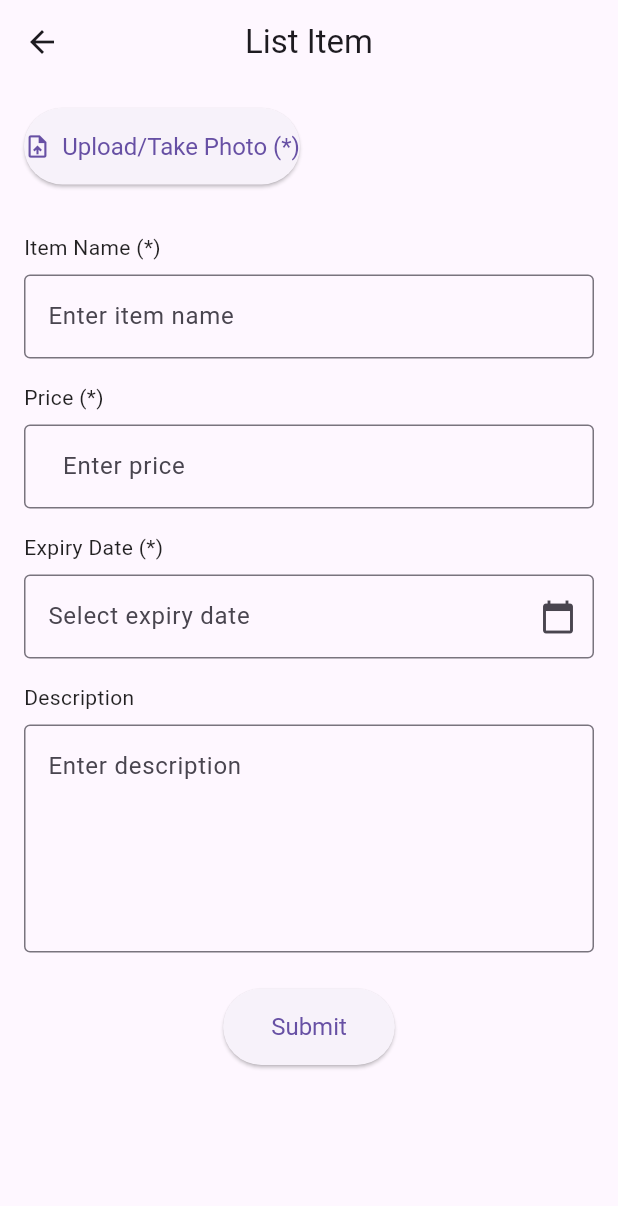
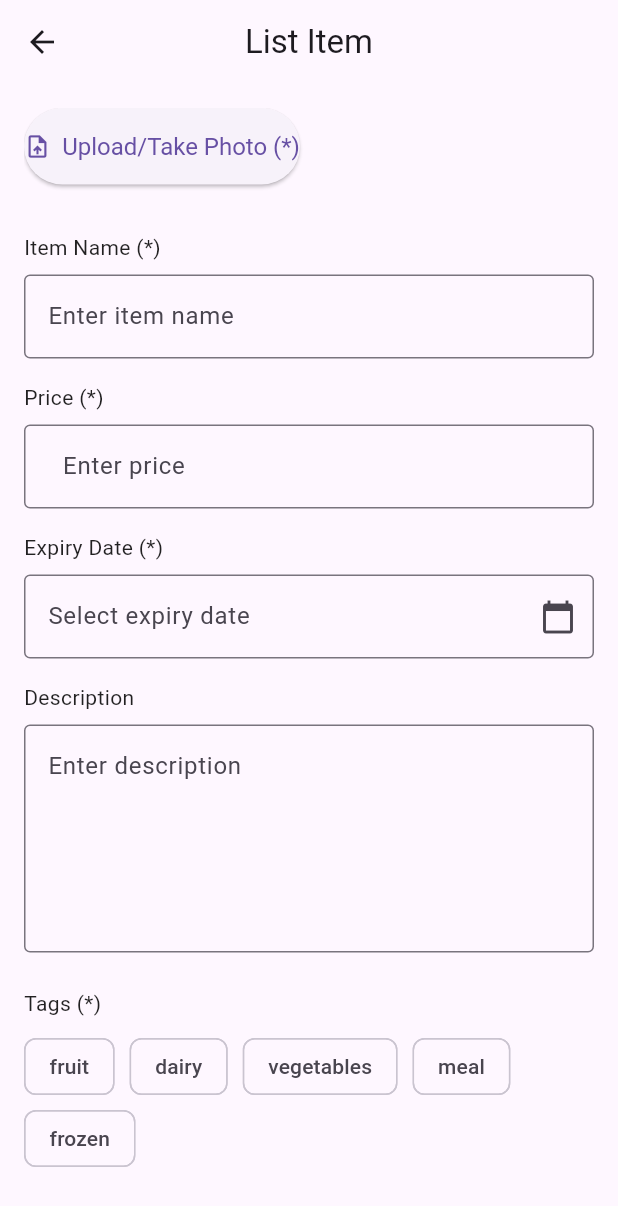
Before and after one commit to aaryanp2904/FoodFamily, a Flutter app: the screen it shows after launch, item 2 of the bottom bar chosen, after a tap on the "add" icon, on a phone screen of 412 x 824 dp. Shown: the top 1206 px of the screen. Run offline on Flutter 3.47's test engine with Material 3 defaults, Android fonts, the phone set to English and light mode, and no system bars; our stand-ins replace cloud_firestore, firebase_core, firebase_storage, flutter_image_compress, image_picker; accounts and stored records are empty.

Commit message:
[rs] - (feat) Added functionality for user to add at least one tag to an item

```diff
--- a/lib/item_model.dart
+++ b/lib/item_model.dart
@@ -6,14 +6,15 @@ class Item {
   final String price;
   final String expiryDate;
   final String description;
+  final List<String> tags;
 
-  Item({
-    required this.name,
-    required this.photos,
-    required this.price,
-    required this.expiryDate,
-    required this.description
-  });
+  Item(
+      {required this.name,
+      required this.photos,
+      required this.price,
+      required this.expiryDate,
+      required this.description,
+      required this.tags});
 
   factory Item.fromFirestore(Map<String, dynamic> data) {
     return Item(
@@ -22,6 +23,7 @@ class Item {
       price: data['price'],
       expiryDate: data['expiryDate'],
       description: data['description'],
+      tags: data['tags'],
     );
   }
 }
--- a/lib/item_provider.dart
+++ b/lib/item_provider.dart
@@ -15,7 +15,8 @@ class ItemProvider with ChangeNotifier {
 
   Future<void> fetchItems() async {
     try {
-      final QuerySnapshot snapshot = await FirebaseFirestore.instance.collection('items').get();
+      final QuerySnapshot snapshot =
+          await FirebaseFirestore.instance.collection('items').get();
       _items = snapshot.docs.map((doc) {
         final data = doc.data() as Map<String, dynamic>;
         return Item(
@@ -24,6 +25,7 @@ class ItemProvider with ChangeNotifier {
           price: data['price'],
           expiryDate: data['expiryDate'],
           description: data['description'],
+          tags: data['tags'],
         );
       }).toList();
       notifyListeners();
--- a/lib/screens/list_new_item.dart
+++ b/lib/screens/list_new_item.dart
@@ -27,6 +27,7 @@ class _ListNewItemPageState extends State<ListNewItemPage> {
   final TextEditingController _priceController = TextEditingController();
   final TextEditingController _expiryDateController = TextEditingController();
   final TextEditingController _descriptionController = TextEditingController();
+  final List<String> _selectedTags = [];
 
   Future<void> _pickImage(ImageSource source) async {
     final picker = ImagePicker();
@@ -62,7 +63,8 @@ class _ListNewItemPageState extends State<ListNewItemPage> {
 
   Future<File> _compressImage(File file) async {
     final dir = await getTemporaryDirectory();
-    final targetPath = "${dir.absolute.path}/${DateTime.now().millisecondsSinceEpoch}.jpg";
+    final targetPath =
+        "${dir.absolute.path}/${DateTime.now().millisecondsSinceEpoch}.jpg";
 
     var result = await FlutterImageCompress.compressAndGetFile(
       file.absolute.path,
@@ -71,10 +73,10 @@ class _ListNewItemPageState extends State<ListNewItemPage> {
     );
 
     if (result != null) {
-    return File(result.path);
-  } else {
-    return file;
-  }
+      return File(result.path);
+    } else {
+      return file;
+    }
   }
 
   Future<bool> _showContinueTakingPhotosDialog() async {
@@ -119,17 +121,19 @@ class _ListNewItemPageState extends State<ListNewItemPage> {
     }
   }
 
-  void _submitItem() async{
+  void _submitItem() async {
     if (_nameController.text.isEmpty ||
         _images.isEmpty ||
         _priceController.text.isEmpty ||
-        _expiryDateController.text.isEmpty) {
+        _expiryDateController.text.isEmpty ||
+        _selectedTags.isEmpty) {
       // Show an error message or handle the validation as needed
       showDialog(
         context: context,
         builder: (context) => const AlertDialog(
           title: Text('Missing Fields'),
-          content: Text('Make sure to fill out ALL fields, including photo.'),
+          content: Text(
+              'Make sure to fill out ALL fields, including photo and tags.'),
         ),
       );
       return;
@@ -139,7 +143,8 @@ class _ListNewItemPageState extends State<ListNewItemPage> {
       List<String> imageUrls = [];
       for (var image in _images) {
         String fileName = DateTime.now().millisecondsSinceEpoch.toString();
-        Reference reference = FirebaseStorage.instance.ref().child('items/$fileName');
+        Reference reference =
+            FirebaseStorage.instance.ref().child('items/$fileName');
         UploadTask uploadTask = reference.putFile(image);
         TaskSnapshot taskSnapshot = await uploadTask.whenComplete(() => null);
         if (taskSnapshot.state == TaskState.success) {
@@ -148,7 +153,8 @@ class _ListNewItemPageState extends State<ListNewItemPage> {
           print('Upload successful: $downloadUrl');
         } else {
           print('Upload failed');
-          ScaffoldMessenger.of(context).showSnackBar(SnackBar(content: Text('Failed to upload image')));
+          ScaffoldMessenger.of(context)
+              .showSnackBar(SnackBar(content: Text('Failed to upload image')));
           return;
         }
       }
@@ -158,8 +164,10 @@ class _ListNewItemPageState extends State<ListNewItemPage> {
         'expiryDate': _expiryDateController.text,
         'description': _descriptionController.text,
         'images': imageUrls,
+        'tags': _selectedTags,
       });
-      ScaffoldMessenger.of(context).showSnackBar(SnackBar(content: Text('Item listed successfully')));
+      ScaffoldMessenger.of(context)
+          .showSnackBar(SnackBar(content: Text('Item listed successfully')));
 
       Provider.of<ItemProvider>(context, listen: false).addItem(Item(
         name: _nameController.text,
@@ -167,32 +175,16 @@ class _ListNewItemPageState extends State<ListNewItemPage> {
         price: _priceController.text,
         expiryDate: _expiryDateController.text,
         description: _descriptionController.text,
+        tags: _selectedTags,
       ));
 
       Navigator.pop(context);
       widget.onSubmit();
     } catch (e) {
       print(e);
-      ScaffoldMessenger.of(context).showSnackBar(SnackBar(content: Text('Failed to list item')));
+      ScaffoldMessenger.of(context)
+          .showSnackBar(SnackBar(content: Text('Failed to list item')));
     }
-
-
-
-
-
-    // final item = Item(
-    //     name: _nameController.text,
-    //     photos: _images,
-    //     price: _priceController.text,
-    //     expiryDate: _expiryDateController.text,
-    //     description: _descriptionController.text);
-
-    // Provider.of<ItemProvider>(context, listen: false).addItem(item);
-
-    // Navigator.pop(context);
-
-    // // Call the onSubmit callback to navigate to the Marketplace screen
-    // widget.onSubmit();
   }
 
   @override
@@ -303,6 +295,27 @@ class _ListNewItemPageState extends State<ListNewItemPage> {
                 maxLines: 5,
               ),
               const SizedBox(height: 24),
+              const Text('Tags (*)'),
+              const SizedBox(height: 8),
+              Wrap(
+                spacing: 10,
+                children: ['fruit', 'dairy', 'vegetables', 'meal', 'frozen']
+                    .map((tag) => ChoiceChip(
+                          label: Text(tag),
+                          selected: _selectedTags.contains(tag),
+                          onSelected: (selected) {
+                            setState(() {
+                              if (selected) {
+                                _selectedTags.add(tag);
+                              } else {
+                                _selectedTags.remove(tag);
+                              }
+                            });
+                          },
+                        ))
+                    .toList(),
+              ),
+              const SizedBox(height: 24),
               Center(
                 child: ElevatedButton(
                   onPressed: _submitItem,
--- a/lib/screens/profile_page.dart
+++ b/lib/screens/profile_page.dart
@@ -196,7 +196,7 @@ class _ProfilePageState extends State<ProfilePage> {
                 ],
               ),
               const SizedBox(height: 16),
-              const Text('HELLO WORLD ROHAN', style: TextStyle(fontSize: 16)),
+              const Text('Accommodation', style: TextStyle(fontSize: 16)),
               const SizedBox(height: 8),
               DropdownButtonFormField<String>(
                 decoration: InputDecoration(
```
